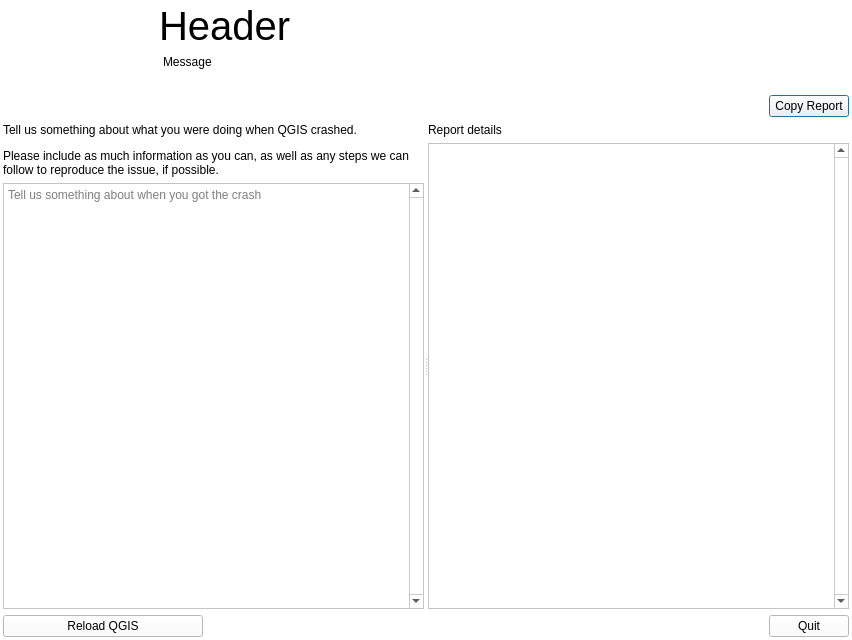
Old version of the form src/crashhandler/qgscrashdialog.ui in the repository qgis/QGIS.
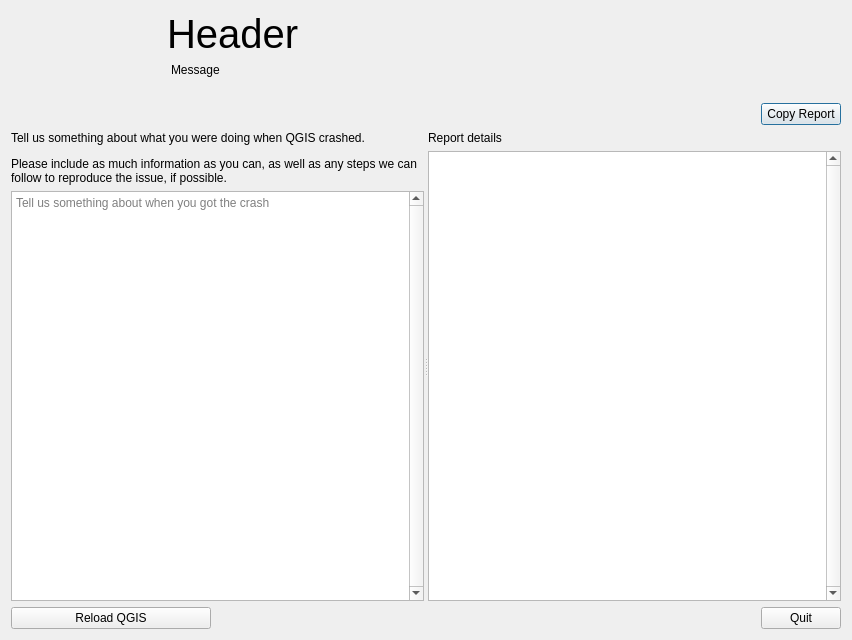
New version of the form. Icons and pictures are not drawn.

Commit message:
Don't use custom palette in crash handler dialog, this results in unreadable text on dark themes
Fixes #47065

The edit to the form file:
```diff
--- a/src/crashhandler/qgscrashdialog.ui
+++ b/src/crashhandler/qgscrashdialog.ui
@@ -10,448 +10,6 @@
     <height>640</height>
    </rect>
   </property>
-  <property name="palette">
-   <palette>
-    <active>
-     <colorrole role="WindowText">
-      <brush brushstyle="SolidPattern">
-       <color alpha="255">
-        <red>0</red>
-        <green>0</green>
-        <blue>0</blue>
-       </color>
-      </brush>
-     </colorrole>
-     <colorrole role="Button">
-      <brush brushstyle="SolidPattern">
-       <color alpha="255">
-        <red>255</red>
-        <green>255</green>
-        <blue>255</blue>
-       </color>
-      </brush>
-     </colorrole>
-     <colorrole role="Light">
-      <brush brushstyle="SolidPattern">
-       <color alpha="255">
-        <red>255</red>
-        <green>255</green>
-        <blue>255</blue>
-       </color>
-      </brush>
-     </colorrole>
-     <colorrole role="Midlight">
-      <brush brushstyle="SolidPattern">
-       <color alpha="255">
-        <red>255</red>
-        <green>255</green>
-        <blue>255</blue>
-       </color>
-      </brush>
-     </colorrole>
-     <colorrole role="Dark">
-      <brush brushstyle="SolidPattern">
-       <color alpha="255">
-        <red>127</red>
-        <green>127</green>
-        <blue>127</blue>
-       </color>
-      </brush>
-     </colorrole>
-     <colorrole role="Mid">
-      <brush brushstyle="SolidPattern">
-       <color alpha="255">
-        <red>170</red>
-        <green>170</green>
-        <blue>170</blue>
-       </color>
-      </brush>
-     </colorrole>
-     <colorrole role="Text">
-      <brush brushstyle="SolidPattern">
-       <color alpha="255">
-        <red>0</red>
-        <green>0</green>
-        <blue>0</blue>
-       </color>
-      </brush>
-     </colorrole>
-     <colorrole role="BrightText">
-      <brush brushstyle="SolidPattern">
-       <color alpha="255">
-        <red>255</red>
-        <green>255</green>
-        <blue>255</blue>
-       </color>
-      </brush>
-     </colorrole>
-     <colorrole role="ButtonText">
-      <brush brushstyle="SolidPattern">
-       <color alpha="255">
-        <red>0</red>
-        <green>0</green>
-        <blue>0</blue>
-       </color>
-      </brush>
-     </colorrole>
-     <colorrole role="Base">
-      <brush brushstyle="SolidPattern">
-       <color alpha="255">
-        <red>255</red>
-        <green>255</green>
-        <blue>255</blue>
-       </color>
-      </brush>
-     </colorrole>
-     <colorrole role="Window">
-      <brush brushstyle="SolidPattern">
-       <color alpha="255">
-        <red>255</red>
-        <green>255</green>
-        <blue>255</blue>
-       </color>
-      </brush>
-     </colorrole>
-     <colorrole role="Shadow">
-      <brush brushstyle="SolidPattern">
-       <color alpha="255">
-        <red>0</red>
-        <green>0</green>
-        <blue>0</blue>
-       </color>
-      </brush>
-     </colorrole>
-     <colorrole role="AlternateBase">
-      <brush brushstyle="SolidPattern">
-       <color alpha="255">
-        <red>255</red>
-        <green>255</green>
-        <blue>255</blue>
-       </color>
-      </brush>
-     </colorrole>
-     <colorrole role="ToolTipBase">
-      <brush brushstyle="SolidPattern">
-       <color alpha="255">
-        <red>255</red>
-        <green>255</green>
-        <blue>220</blue>
-       </color>
-      </brush>
-     </colorrole>
-     <colorrole role="ToolTipText">
-      <brush brushstyle="SolidPattern">
-       <color alpha="255">
-        <red>0</red>
-        <green>0</green>
-        <blue>0</blue>
-       </color>
-      </brush>
-     </colorrole>
-     <colorrole role="PlaceholderText">
-      <brush brushstyle="NoBrush">
-       <color alpha="128">
-        <red>0</red>
-        <green>0</green>
-        <blue>0</blue>
-       </color>
-      </brush>
-     </colorrole>
-    </active>
-    <inactive>
-     <colorrole role="WindowText">
-      <brush brushstyle="SolidPattern">
-       <color alpha="255">
-        <red>0</red>
-        <green>0</green>
-        <blue>0</blue>
-       </color>
-      </brush>
-     </colorrole>
-     <colorrole role="Button">
-      <brush brushstyle="SolidPattern">
-       <color alpha="255">
-        <red>255</red>
-        <green>255</green>
-        <blue>255</blue>
-       </color>
-      </brush>
-     </colorrole>
-     <colorrole role="Light">
-      <brush brushstyle="SolidPattern">
-       <color alpha="255">
-        <red>255</red>
-        <green>255</green>
-        <blue>255</blue>
-       </color>
-      </brush>
-     </colorrole>
-     <colorrole role="Midlight">
-      <brush brushstyle="SolidPattern">
-       <color alpha="255">
-        <red>255</red>
-        <green>255</green>
-        <blue>255</blue>
-       </color>
-      </brush>
-     </colorrole>
-     <colorrole role="Dark">
-      <brush brushstyle="SolidPattern">
-       <color alpha="255">
-        <red>127</red>
-        <green>127</green>
-        <blue>127</blue>
-       </color>
-      </brush>
-     </colorrole>
-     <colorrole role="Mid">
-      <brush brushstyle="SolidPattern">
-       <color alpha="255">
-        <red>170</red>
-        <green>170</green>
-        <blue>170</blue>
-       </color>
-      </brush>
-     </colorrole>
-     <colorrole role="Text">
-      <brush brushstyle="SolidPattern">
-       <color alpha="255">
-        <red>0</red>
-        <green>0</green>
-        <blue>0</blue>
-       </color>
-      </brush>
-     </colorrole>
-     <colorrole role="BrightText">
-      <brush brushstyle="SolidPattern">
-       <color alpha="255">
-        <red>255</red>
-        <green>255</green>
-        <blue>255</blue>
-       </color>
-      </brush>
-     </colorrole>
-     <colorrole role="ButtonText">
-      <brush brushstyle="SolidPattern">
-       <color alpha="255">
-        <red>0</red>
-        <green>0</green>
-        <blue>0</blue>
-       </color>
-      </brush>
-     </colorrole>
-     <colorrole role="Base">
-      <brush brushstyle="SolidPattern">
-       <color alpha="255">
-        <red>255</red>
-        <green>255</green>
-        <blue>255</blue>
-       </color>
-      </brush>
-     </colorrole>
-     <colorrole role="Window">
-      <brush brushstyle="SolidPattern">
-       <color alpha="255">
-        <red>255</red>
-        <green>255</green>
-        <blue>255</blue>
-       </color>
-      </brush>
-     </colorrole>
-     <colorrole role="Shadow">
-      <brush brushstyle="SolidPattern">
-       <color alpha="255">
-        <red>0</red>
-        <green>0</green>
-        <blue>0</blue>
-       </color>
-      </brush>
-     </colorrole>
-     <colorrole role="AlternateBase">
-      <brush brushstyle="SolidPattern">
-       <color alpha="255">
-        <red>255</red>
-        <green>255</green>
-        <blue>255</blue>
-       </color>
-      </brush>
-     </colorrole>
-     <colorrole role="ToolTipBase">
-      <brush brushstyle="SolidPattern">
-       <color alpha="255">
-        <red>255</red>
-        <green>255</green>
-        <blue>220</blue>
-       </color>
-      </brush>
-     </colorrole>
-     <colorrole role="ToolTipText">
-      <brush brushstyle="SolidPattern">
-       <color alpha="255">
-        <red>0</red>
-        <green>0</green>
-        <blue>0</blue>
-       </color>
-      </brush>
-     </colorrole>
-     <colorrole role="PlaceholderText">
-      <brush brushstyle="NoBrush">
-       <color alpha="128">
-        <red>0</red>
-        <green>0</green>
-        <blue>0</blue>
-       </color>
-      </brush>
-     </colorrole>
-    </inactive>
-    <disabled>
-     <colorrole role="WindowText">
-      <brush brushstyle="SolidPattern">
-       <color alpha="255">
-        <red>127</red>
-        <green>127</green>
-        <blue>127</blue>
-       </color>
-      </brush>
-     </colorrole>
-     <colorrole role="Button">
-      <brush brushstyle="SolidPattern">
-       <color alpha="255">
-        <red>255</red>
-        <green>255</green>
-        <blue>255</blue>
-       </color>
-      </brush>
-     </colorrole>
-     <colorrole role="Light">
-      <brush brushstyle="SolidPattern">
-       <color alpha="255">
-        <red>255</red>
-        <green>255</green>
-        <blue>255</blue>
-       </color>
-      </brush>
-     </colorrole>
-     <colorrole role="Midlight">
-      <brush brushstyle="SolidPattern">
-       <color alpha="255">
-        <red>255</red>
-        <green>255</green>
-        <blue>255</blue>
-       </color>
-      </brush>
-     </colorrole>
-     <colorrole role="Dark">
-      <brush brushstyle="SolidPattern">
-       <color alpha="255">
-        <red>127</red>
-        <green>127</green>
-        <blue>127</blue>
-       </color>
-      </brush>
-     </colorrole>
-     <colorrole role="Mid">
-      <brush brushstyle="SolidPattern">
-       <color alpha="255">
-        <red>170</red>
-        <green>170</green>
-        <blue>170</blue>
-       </color>
-      </brush>
-     </colorrole>
-     <colorrole role="Text">
-      <brush brushstyle="SolidPattern">
-       <color alpha="255">
-        <red>127</red>
-        <green>127</green>
-        <blue>127</blue>
-       </color>
-      </brush>
-     </colorrole>
-     <colorrole role="BrightText">
-      <brush brushstyle="SolidPattern">
-       <color alpha="255">
-        <red>255</red>
-        <green>255</green>
-        <blue>255</blue>
-       </color>
-      </brush>
-     </colorrole>
-     <colorrole role="ButtonText">
-      <brush brushstyle="SolidPattern">
-       <color alpha="255">
-        <red>127</red>
-        <green>127</green>
-        <blue>127</blue>
-       </color>
-      </brush>
-     </colorrole>
-     <colorrole role="Base">
-      <brush brushstyle="SolidPattern">
-       <color alpha="255">
-        <red>255</red>
-        <green>255</green>
-        <blue>255</blue>
-       </color>
-      </brush>
-     </colorrole>
-     <colorrole role="Window">
-      <brush brushstyle="SolidPattern">
-       <color alpha="255">
-        <red>255</red>
-        <green>255</green>
-        <blue>255</blue>
-       </color>
-      </brush>
-     </colorrole>
-     <colorrole role="Shadow">
-      <brush brushstyle="SolidPattern">
-       <color alpha="255">
-        <red>0</red>
-        <green>0</green>
-        <blue>0</blue>
-       </color>
-      </brush>
-     </colorrole>
-     <colorrole role="AlternateBase">
-      <brush brushstyle="SolidPattern">
-       <color alpha="255">
-        <red>255</red>
-        <green>255</green>
-        <blue>255</blue>
-       </color>
-      </brush>
-     </colorrole>
-     <colorrole role="ToolTipBase">
-      <brush brushstyle="SolidPattern">
-       <color alpha="255">
-        <red>255</red>
-        <green>255</green>
-        <blue>220</blue>
-       </color>
-      </brush>
-     </colorrole>
-     <colorrole role="ToolTipText">
-      <brush brushstyle="SolidPattern">
-       <color alpha="255">
-        <red>0</red>
-        <green>0</green>
-        <blue>0</blue>
-       </color>
-      </brush>
-     </colorrole>
-     <colorrole role="PlaceholderText">
-      <brush brushstyle="NoBrush">
-       <color alpha="128">
-        <red>0</red>
-        <green>0</green>
-        <blue>0</blue>
-       </color>
-      </brush>
-     </colorrole>
-    </disabled>
-   </palette>
-  </property>
   <property name="windowTitle">
    <string notr="true">Dialog</string>
   </property>
@@ -459,18 +17,6 @@
    <string notr="true"/>
   </property>
   <layout class="QGridLayout" name="gridLayout">
-   <property name="leftMargin">
-    <number>3</number>
-   </property>
-   <property name="topMargin">
-    <number>3</number>
-   </property>
-   <property name="rightMargin">
-    <number>3</number>
-   </property>
-   <property name="bottomMargin">
-    <number>3</number>
-   </property>
    <item row="1" column="0" colspan="3">
     <widget class="QFrame" name="mReportFrame">
      <layout class="QVBoxLayout" name="verticalLayout_5" stretch="0,1,0">
@@ -554,7 +100,7 @@
           </item>
          </layout>
         </widget>
-        <widget class="QWidget" name="layoutWidget">
+        <widget class="QWidget" name="layoutWidget1">
          <layout class="QVBoxLayout" name="verticalLayout_4">
           <item>
            <widget class="QLabel" name="label_3">
```
